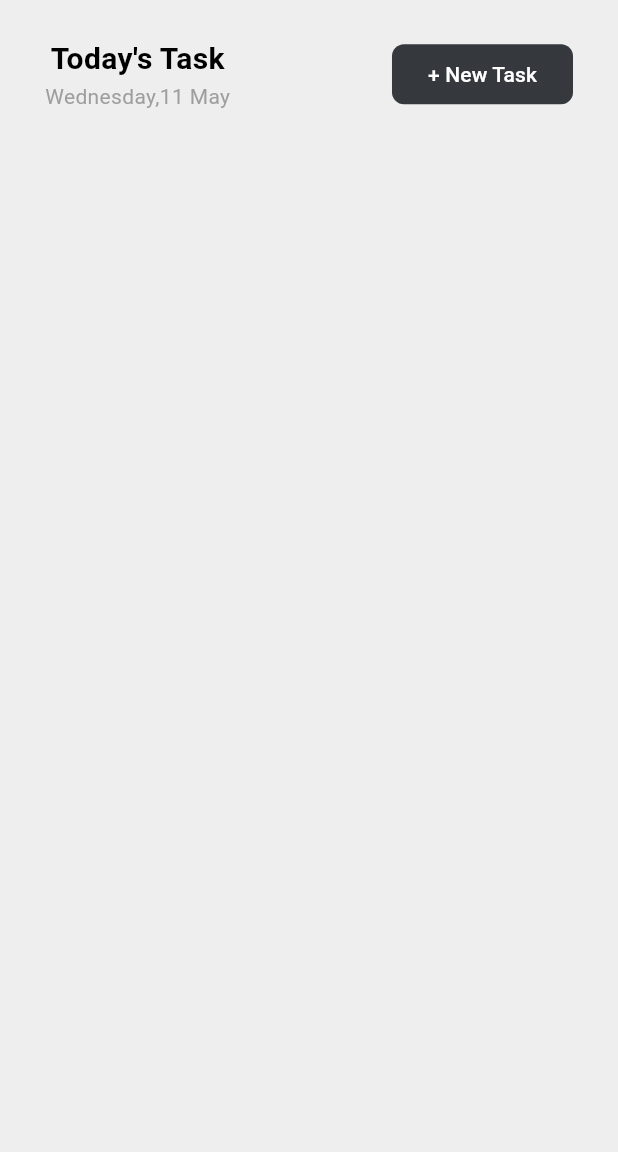
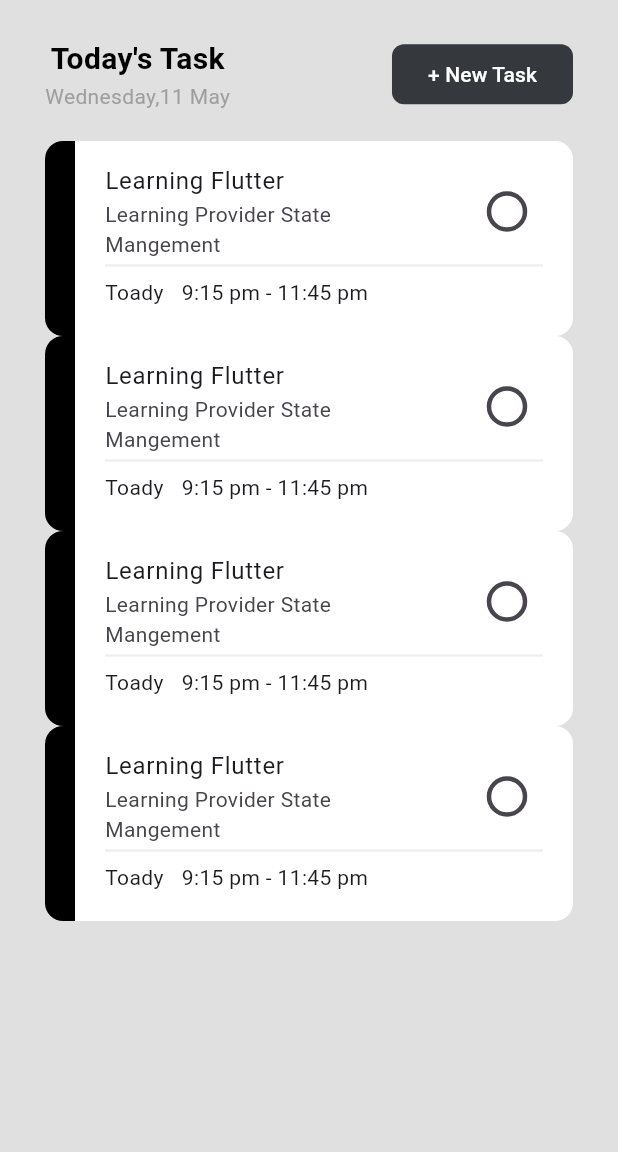
Before and after one commit to usman-codes/Todo_app, a Flutter app: the screen it shows after launch, on a phone screen of 412 x 824 dp, the part 84-1236 px from its top. Run offline on Flutter 3.47's test engine with Material 3 defaults, Android fonts, the phone set to English and light mode, and no system bars; our stand-ins replace flutter_riverpod, gap.

```diff
--- /dev/null
+++ b/lib/Provider/radio_provider.dart
@@ -0,0 +1,5 @@
+import 'package:flutter_riverpod/flutter_riverpod.dart';
+
+final radioProvider = StateProvider<int>((ref) {
+  return 0;
+});
--- a/lib/Screens/homescreen.dart
+++ b/lib/Screens/homescreen.dart
@@ -2,6 +2,7 @@ import 'package:flutter/cupertino.dart';
 import 'package:flutter/material.dart';
 import 'package:gap/gap.dart';
 import 'package:todo_app/Screens/addscrenn.dart';
+import 'package:todo_app/Widgets/cardtodolistwidget.dart';
 
 class Homescreen extends StatefulWidget {
   const Homescreen({super.key});
@@ -14,7 +15,7 @@ class _HomescreenState extends State<Homescreen> {
   @override
   Widget build(BuildContext context) {
     return Scaffold(
-      backgroundColor: Colors.grey.shade200,
+      backgroundColor: Colors.grey.shade300,
       appBar: AppBar(
         backgroundColor: Colors.black,
         foregroundColor: Colors.white,
@@ -78,7 +79,12 @@ class _HomescreenState extends State<Homescreen> {
                   ),
                 ),
               ],
-            )
+            ),
+            const Gap(20),
+            ListView.builder(
+                itemCount: 4,
+                shrinkWrap: true,
+                itemBuilder: (context, index) => const Cardtodolistwidget()),
           ],
         ),
       ),
--- /dev/null
+++ b/lib/Widgets/cardtodolistwidget.dart
@@ -0,0 +1,74 @@
+import 'package:flutter/material.dart';
+import 'package:gap/gap.dart';
+
+class Cardtodolistwidget extends StatelessWidget {
+  const Cardtodolistwidget({
+    super.key,
+  });
+
+  @override
+  Widget build(BuildContext context) {
+    return Container(
+      height: 130,
+      width: double.infinity,
+      decoration: BoxDecoration(
+          color: Colors.white, borderRadius: BorderRadius.circular(12)),
+      child: Row(
+        mainAxisAlignment: MainAxisAlignment.start,
+        children: [
+          Container(
+            decoration: const BoxDecoration(
+                color: Colors.black,
+                borderRadius: BorderRadius.only(
+                    topLeft: Radius.circular(12),
+                    bottomLeft: Radius.circular(12))),
+            width: 20,
+          ),
+          Expanded(
+              child: Padding(
+            padding: const EdgeInsets.symmetric(horizontal: 20),
+            child: Column(
+              crossAxisAlignment: CrossAxisAlignment.start,
+              mainAxisAlignment: MainAxisAlignment.center,
+              children: [
+                ListTile(
+                  contentPadding: EdgeInsets.zero,
+                  title: const Text('Learning Flutter'),
+                  subtitle: const Text('Learning Provider State Mangement '),
+                  trailing: Transform.scale(
+                    scale: 1.5,
+                    child: Checkbox(
+                        shape: const CircleBorder(),
+                        activeColor: Colors.black,
+                        value: false,
+                        onChanged: (value) => print(value)),
+                  ),
+                ),
+                Transform.translate(
+                  offset: const Offset(0, -12),
+                  child: Container(
+                    child: Column(
+                      children: [
+                        Divider(
+                          color: Colors.grey.shade200,
+                          thickness: 1.5,
+                        ),
+                        const Row(
+                          children: [
+                            Text('Toady'),
+                            Gap(12),
+                            Text('9:15 pm - 11:45 pm')
+                          ],
+                        )
+                      ],
+                    ),
+                  ),
+                )
+              ],
+            ),
+          ))
+        ],
+      ),
+    );
+  }
+}
--- a/lib/main.dart
+++ b/lib/main.dart
@@ -1,9 +1,12 @@
 import 'package:flutter/material.dart';
+import 'package:flutter_riverpod/flutter_riverpod.dart';
 
 import 'package:todo_app/Screens/homescreen.dart';
 
 void main() {
-  runApp(const MyApp());
+  runApp(const ProviderScope(
+    child: MyApp(),
+  ));
 }
 
 class MyApp extends StatelessWidget {
--- a/pubspec.yaml
+++ b/pubspec.yaml
@@ -39,6 +39,8 @@ dependencies:
   equatable: ^2.0.3
   uuid: ^4.4.2
   gap: ^3.0.1
+  flutter_riverpod: ^2.5.1
+  intl: ^0.19.0
 
 dev_dependencies:
   flutter_test:
```
Also changed, not shown: lib/Provider/dateandtimeprovider.dart (added, +9 -0 lines), lib/Screens/addscrenn.dart (+60 -12 lines), lib/Widgets/dateandtime_widget.dart (+24 -9 lines), lib/Widgets/radio_widget.dart (+16 -5 lines), pubspec.lock.
